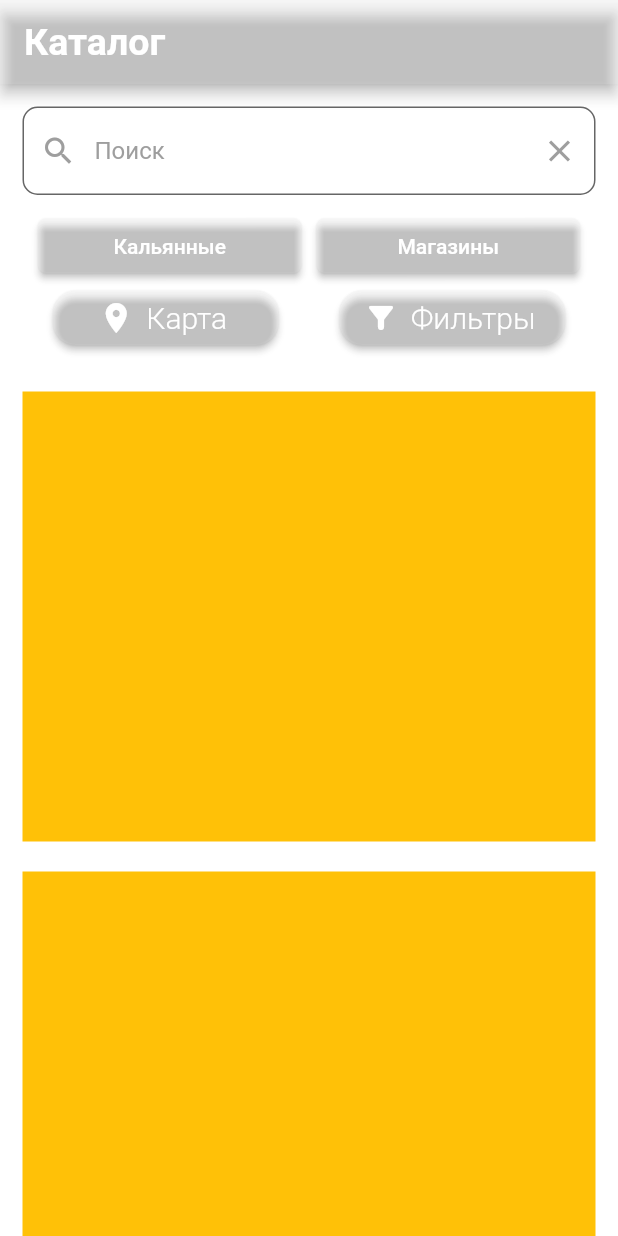
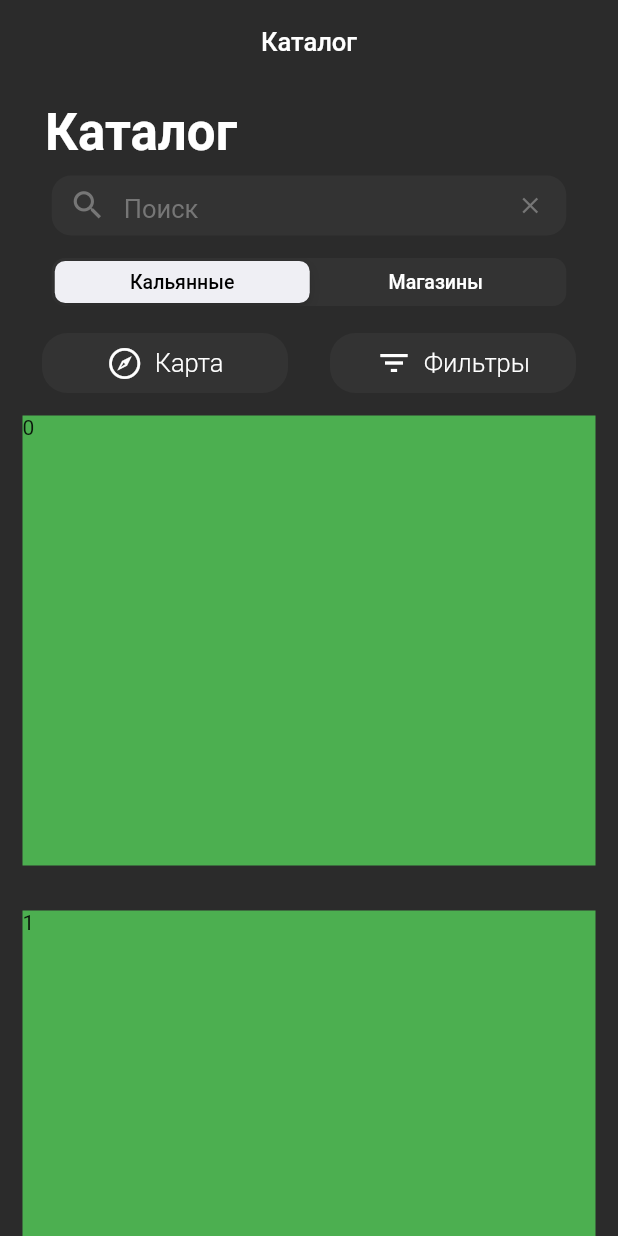
Before and after one commit to IzeVerg/GoHookah, a Flutter app: the screen it shows after launch, after a tap on "Карта", on a phone screen of 412 x 824 dp. Run offline on Flutter 3.47's test engine with Material 2 defaults, Android fonts, the phone set to English and light mode, and no system bars; our stand-ins replace geocoding, geolocator, shared_preferences.

Commit message:
added a notification about the first entry into the app; did popup tittle; fixed the widget parameters to close to the specified ones

```diff
--- a/lib/main.dart
+++ b/lib/main.dart
@@ -1,9 +1,8 @@
 import 'package:flutter/material.dart';
-import 'Geolocator/get_current_location_user.dart';
 import 'main_screen.dart';
 
 void main() {
-  runApp( MyApp());
+  runApp(MyApp());
 }
 
 class MyApp extends StatelessWidget {
--- a/lib/main_screen.dart
+++ b/lib/main_screen.dart
@@ -1,6 +1,8 @@
 import 'package:flutter/material.dart';
-import 'package:geolocator/geolocator.dart';
-import 'package:shared_preferences/shared_preferences.dart';
+import 'package:go_hookah_app/mini-moments/button.dart';
+import 'package:flutter/cupertino.dart';
+
+import 'notification/notif_about_location.dart';
 
 class MainScreen extends StatefulWidget {
   const MainScreen({Key? key}) : super(key: key);
@@ -10,177 +12,195 @@ class MainScreen extends StatefulWidget {
 }
 
 class _MainScreenState extends State<MainScreen> {
-  Future<Position> _determinePosition() async {
-    bool serviceEnabled;
-    LocationPermission permission;
 
-    serviceEnabled = await Geolocator.isLocationServiceEnabled();
-    if (!serviceEnabled) {
-      return Future.error('Location services are disabled.');
+  Color? textColor1 = Colors.black;
+
+  Color? textColor2 = Colors.white;
+
+
+  final TextEditingController _searchController = TextEditingController();
+
+  int? groupValue = 0;
+
+  double maxHeaderHeight = 108;
+
+  late ScrollController _scrollController;
+  final ValueNotifier<double> opacity = ValueNotifier(0);
+
+  @override
+  void initState() {
+    super.initState();
+
+    _scrollController = ScrollController();
+    _scrollController.addListener(scrollListener);
   }
 
-    permission = await Geolocator.checkPermission();
-    if (permission == LocationPermission.denied) {
-      permission = await Geolocator.requestPermission();
-      if (permission == LocationPermission.denied) {
-        return Future.error('Location permissions are denied');
+  scrollListener() {
+    if (maxHeaderHeight > _scrollController.offset && _scrollController.offset > 1) {
+      opacity.value = 1 - _scrollController.offset / maxHeaderHeight;
+    } else if (_scrollController.offset > maxHeaderHeight && opacity.value != 1) {
+      opacity.value = 0;
+    } else if (_scrollController.offset < 0 && opacity.value != 0) {
+      opacity.value = 1;
     }
   }
 
-    if (permission == LocationPermission.deniedForever) {
-      return Future.error('Location permissions are permanently denied, we cannot request permissions.');
-    }
-
-    return await Geolocator.getCurrentPosition();
-  }
-
-  final TextEditingController _searchController = TextEditingController();
-
-  final keyIsFirstLoaded = 'is_first_loaded';
-
   @override
   Widget build(BuildContext context) {
-    // CustomScrollView(
-    //   slivers: <Widget>[
-    // const SliverAppBar(
-    // pinned: true,
-    //   expandedHeight: 250.0,
-    //   flexibleSpace: FlexibleSpaceBar(
-    //     title: Text('Каталог'),
-    //   ),
-    // ),
     Future.delayed(Duration.zero, () => showDialogIfFirstLoaded(context));
     return Scaffold(
-      backgroundColor: Colors.white12,
-      appBar: AppBar(
-        title: const Text('Каталог', style: TextStyle(color: Colors.white, fontWeight: FontWeight.w600, fontSize: 25)),
-        backgroundColor: Colors.white10,
+      backgroundColor: const Color(0xff2B2B2B),
+      body: CustomScrollView(
+        controller: _scrollController,
+        slivers: [
+          SliverAppBar(
+            centerTitle: true,
+            backgroundColor: const Color(0xff2B2B2B),
+            title: ValueListenableBuilder<double>(
+                valueListenable: opacity,
+                builder: (context, value, child) {
+                  return AnimatedOpacity(
+                    duration: const Duration(milliseconds: 1),
+                    opacity: 1.0 - value,
+                    child: const Text("Каталог", style: TextStyle(color: Colors.white, fontSize: 17)),
+                  );
+                }),
+            pinned: true,
+            expandedHeight: maxHeaderHeight,
+            flexibleSpace: FlexibleSpaceBar(
+              background: SafeArea(
+                child: Center(
+                  child: Column(
+                    mainAxisAlignment: MainAxisAlignment.end,
+                    crossAxisAlignment: CrossAxisAlignment.start,
+                    children: [
+                      Row(
+                          children: const [
+                            SizedBox(
+                              width: 30,
                             ),
-      body: ListView(
+                            Text("Каталог", style: TextStyle(color: Colors.white, fontSize: 34, fontWeight:
+                            FontWeight.w600)),
+                          ],
+                        ),
+                    ],
+                  ),
+                ),
+              ),
+              collapseMode: CollapseMode.parallax,
+            ),
+          ),
+          SliverList(
+            delegate: SliverChildListDelegate(
+              [
+                Column(
                   children: [
-          Padding(
-            padding: const EdgeInsets.all(15.0),
-            child: Column(
-              mainAxisSize: MainAxisSize.max,
-              children: [
-                TextField(
+                    const SizedBox(
+                      height: 9,
+                    ),
+                    Container(
+                      height: 40,
+                      width: 343,
+                      child: TextField(
+                        cursorHeight: 45,
+                        style: const TextStyle(
+                          height: 2.8,
+                          color: Colors.white,
+                        ),
                         controller: _searchController,
                         decoration: InputDecoration(
+                          border: OutlineInputBorder(
+                            borderSide: BorderSide.none,
+                            borderRadius: BorderRadius.circular(13),
+                          ),
                           filled: true,
-                    fillColor: Colors.white10,
+                          fillColor: const Color(0xff333333),
                           hintText: 'Поиск',
-                    hintStyle: const TextStyle(color: Colors.grey),
+                          hintStyle: const TextStyle(
+                            color: Color(0xFF767676),
+                            fontSize: 17,
+                          ),
                           suffixIcon: IconButton(
-                      color: Colors.grey,
+                            iconSize: 18,
+                            color: const Color(0xFF767676),
                             icon: const Icon(Icons.clear),
                             onPressed: () => _searchController.clear(),
                           ),
                           prefixIcon: IconButton(
-                      color: Colors.grey,
+                            padding: const EdgeInsetsDirectional.only(start: 0.0, end: 0.0),
+                            iconSize: 25,
+                            color: Color(0xFF767676),
                             icon: const Icon(Icons.search),
                             onPressed: () {},
                           ),
-                    border: OutlineInputBorder(
-                      borderRadius: BorderRadius.circular(10.0),
                         ),
                       ),
                     ),
-                const SizedBox(height: 10),
+                    const SizedBox(height: 15),
+                    SizedBox(
+                      width: 343,
+                      child: CupertinoSlidingSegmentedControl<int>(
+                        backgroundColor: const Color(0xFF333333),
+                        groupValue: groupValue,
+                        thumbColor: CupertinoColors.extraLightBackgroundGray,
+                        children: {
+                          0: Text(
+                            "Кальянные",
+                            style: TextStyle(
+                              fontWeight: FontWeight.w500,
+                              fontSize: 13,
+                              color: textColor1,
+                            ),
+                          ),
+                          1: Text(
+                            "Магазины",
+                            style: TextStyle(
+                              fontWeight: FontWeight.w500,
+                              fontSize: 13,
+                              color: textColor2,
+                            ),
+                          ),
+                        },
+                        onValueChanged: (value) {
+                          setState(() {
+                            groupValue = value;
+                            textColor1 = groupValue == 0 ? Colors.black : Colors.white;
+                            textColor2 = groupValue == 1 ? Colors.black : Colors.white;
+                          });
+                        },
+                      ),
+                    ),
+                    const SizedBox(
+                      height: 18,
+                    ),
                     Row(
                       mainAxisAlignment: MainAxisAlignment.spaceEvenly,
-                  children: [
-                    SizedBox(
-                      width: 175,
-                      child: ElevatedButton(
-                        style: ButtonStyle(
-                          backgroundColor: const MaterialStatePropertyAll<Color>(Colors.white10),
-                          shape: MaterialStateProperty.all(
-                            RoundedRectangleBorder(
-                              borderRadius: BorderRadius.circular(5.0),
+                      children: const [
+                        CustomButton(
+                          text: "Карта",
+                          icon: CupertinoIcons.compass,
                         ),
+                        CustomButton(
+                          text: "Фильтры",
+                          icon: Icons.filter_list,
                         ),
+                      ],
                     ),
-                        onPressed: () {},
-                        child: const Text(
-                          'Кальянные',
-                          style: TextStyle(color: Colors.white),
-                        ),
-                      ),
-                    ),
-                    SizedBox(
-                      width: 175,
-                      child: ElevatedButton(
-                        style: ButtonStyle(
-                          backgroundColor: const MaterialStatePropertyAll<Color>(Colors.white10),
-                          shape: MaterialStateProperty.all(
-                            RoundedRectangleBorder(
-                              borderRadius: BorderRadius.circular(5.0),
-                            ),
-                          ),
-                        ),
-                        onPressed: () {},
-                        child: const Text(
-                          'Магазины',
-                          style: TextStyle(color: Colors.white),
+                    ListView.builder(
+                      physics: const NeverScrollableScrollPhysics(),
+                      itemCount: 10,
+                      shrinkWrap: true,
+                      itemBuilder: (context, index) => Padding(
+                        padding: const EdgeInsets.all(15.0),
+                        child: Container(
+                          width: 300,
+                          height: 300,
+                          color: Colors.green,
+                          child: Text('$index'),
                         ),
                       ),
                     ),
                   ],
-                ),
-                Row(
-                  mainAxisAlignment: MainAxisAlignment.spaceAround,
-                  children: [
-                    SizedBox(
-                      width: 150,
-                      child: ElevatedButton.icon(
-                        style: ButtonStyle(
-                          backgroundColor: const MaterialStatePropertyAll<Color>(Colors.white10),
-                          shape: MaterialStateProperty.all(
-                            RoundedRectangleBorder(
-                              borderRadius: BorderRadius.circular(15.0),
-                            ),
-                          ),
-                        ),
-                        icon: const Icon(Icons.place),
-                        onPressed: () {},
-                        label: const Text(
-                          'Карта',
-                          style: TextStyle(color: Colors.white, fontSize: 20, fontWeight: FontWeight.w300),
-                        ),
-                      ),
-                    ),
-                    SizedBox(
-                      width: 150,
-                      child: ElevatedButton.icon(
-                        style: ButtonStyle(
-                          backgroundColor: const MaterialStatePropertyAll<Color>(Colors.white10),
-                          shape: MaterialStateProperty.all(
-                            RoundedRectangleBorder(
-                              borderRadius: BorderRadius.circular(15.0),
-                            ),
-                          ),
-                        ),
-                        icon: const Icon(Icons.filter_alt_rounded),
-                        onPressed: () {},
-                        label: const Text(
-                          'Фильтры',
-                          style: TextStyle(color: Colors.white, fontSize: 20, fontWeight: FontWeight.w300),
-                        ),
-                      ),
-                    ),
-                  ],
-                ),
-                const SizedBox(height: 25),
-                Container(
-                  height: 300,
-                  width: double.infinity,
-                  color: Colors.amber,
-                ),
-                const SizedBox(height: 20),
-                Container(
-                  height: 300,
-                  width: double.infinity,
-                  color: Colors.amber,
                 ),
               ],
             ),
@@ -190,79 +210,14 @@ class _MainScreenState extends State<MainScreen> {
     );
   }
 
-  showDialogIfFirstLoaded(BuildContext context) async {
-    SharedPreferences prefs = await SharedPreferences.getInstance();
-    bool? isFirstLoaded = prefs.getBool(keyIsFirstLoaded);
-    if (isFirstLoaded != null) {
-      showDialog(
-        context: context,
-        builder: (BuildContext context) {
-          // return object of type Dialog
-          return AlertDialog(
-            alignment: Alignment.bottomCenter,
-            backgroundColor: Colors.black,
-            shape: RoundedRectangleBorder(
-              borderRadius: BorderRadius.circular(30.0),
+
+  Widget buildSegment(String text) {
+    return Text(
+      text,
+      style: const TextStyle(
+        fontWeight: FontWeight.w500,
+        fontSize: 13,
       ),
-            title: const Text("Ваш город Минск?", style: TextStyle(
-                color: Colors.white,
-                fontWeight: FontWeight.w500,
-                fontSize: 20
-            )),
-            content: const Text("Вы всегда сможете изменить Ваш город в настройках профиля.", style: TextStyle(
-                color: Colors.white,
-                fontWeight: FontWeight.w300,
-                fontSize: 15
-            )),
-            actions: <Widget>[
-              Row(
-                mainAxisAlignment: MainAxisAlignment.spaceAround,
-                children: [
-              ElevatedButton(
-                style: ButtonStyle(
-                  backgroundColor: MaterialStatePropertyAll<Color>(Colors.amber),
-                  shape: MaterialStateProperty.all(
-                    RoundedRectangleBorder(
-                      borderRadius: BorderRadius.circular(15.0),
-                    ),
-                  ),
-                ),
-                child: const Text("Подтвердить", style: TextStyle(
-                  color: Colors.black,
-                    fontWeight: FontWeight.w300,
-                    fontSize: 18
-                )),
-                onPressed: () {
-                  Navigator.of(context).pop();
-                  prefs.setBool(keyIsFirstLoaded, false);
-                },
-              ),
-              ElevatedButton(
-                style: ButtonStyle(
-                  backgroundColor: MaterialStatePropertyAll<Color>(Colors.black),
-                  shape: MaterialStateProperty.all(
-                    RoundedRectangleBorder(
-                      borderRadius: BorderRadius.circular(15.0),
-                    ),
-                  ),
-                ),
-                child: const Text("Изменить", style: TextStyle(
-                    color: Colors.white,
-                    fontWeight: FontWeight.w300,
-                    fontSize: 18
-                )),
-                onPressed: () {
-                  // Close the dialog
-                  Navigator.of(context).pop();
-                  prefs.setBool(keyIsFirstLoaded, false);
-                },
-              ),
-          ],
-              ),
-            ],
-          );
-        },
     );
   }
 }
-}
--- /dev/null
+++ b/lib/mini-moments/button.dart
@@ -0,0 +1,37 @@
+import 'package:flutter/material.dart';
+
+class CustomButton extends StatelessWidget {
+  final String text;
+  final IconData icon;
+
+  const CustomButton({
+    super.key,
+    required this.text,
+    required this.icon,
+  });
+
+  @override
+  Widget build(BuildContext context) {
+    return SizedBox(
+      width: 164,
+      height: 40,
+      child: TextButton.icon(
+        style: TextButton.styleFrom(
+          backgroundColor: const Color(0xff333333),
+          side: BorderSide.none,
+          shape: RoundedRectangleBorder(
+            borderRadius: BorderRadius.circular(17),
+            ),
+        ),
+        icon: Icon(icon, color: Colors.white),
+        onPressed: () {},
+        label: Text(
+          text,
+          style: const TextStyle(
+              color: Colors.white,
+              fontSize: 17, fontWeight: FontWeight.w300),
+        ),
+      ),
+    );
+  }
+}
--- /dev/null
+++ b/lib/notification/notif_about_location.dart
@@ -0,0 +1,113 @@
+import 'package:flutter/material.dart';
+import 'package:geocoding/geocoding.dart';
+import 'package:geolocator/geolocator.dart';
+import 'package:shared_preferences/shared_preferences.dart';
+
+Position? _currentPosition;
+
+final keyIsFirstLoaded = 'is_first_loaded';
+
+String? _currentAddress;
+
+Future<Position> _determinePosition() async {
+  bool serviceEnabled;
+  LocationPermission permission;
+
+  serviceEnabled = await Geolocator.isLocationServiceEnabled();
+  if (!serviceEnabled) {
+    return Future.error('Location services are disabled.');
+  }
+
+  permission = await Geolocator.checkPermission();
+  if (permission == LocationPermission.denied) {
+    permission = await Geolocator.requestPermission();
+    if (permission == LocationPermission.denied) {
+      return Future.error('Location permissions are denied');
+    }
+  }
+
+  if (permission == LocationPermission.deniedForever) {
+    return Future.error('Location permissions are permanently denied, we cannot request permissions.');
+  }
+
+  return await Geolocator.getCurrentPosition();
+}
+
+
+showDialogIfFirstLoaded(BuildContext context) async {
+  _determinePosition();
+  Geolocator.getCurrentPosition(desiredAccuracy: LocationAccuracy.best, forceAndroidLocationManager: true)
+      .then((Position position) {
+    _currentPosition = position;
+  });
+  _getAddressFromLatLng();
+  SharedPreferences prefs = await SharedPreferences.getInstance();
+  bool? isFirstLoaded = prefs.getBool(keyIsFirstLoaded);
+  if (isFirstLoaded == null && _currentAddress != null) {
+    showDialog(
+      context: context,
+      builder: (BuildContext context) {
+        // return object of type Dialog
+        return AlertDialog(
+          alignment: Alignment.bottomCenter,
+          backgroundColor: Colors.black,
+          shape: RoundedRectangleBorder(
+            borderRadius: BorderRadius.circular(30.0),
+          ),
+          title: Text("Ваш город $_currentAddress?",
+              style: const TextStyle(color: Colors.white, fontWeight: FontWeight.w500, fontSize: 20)),
+          content: const Text("Вы всегда сможете изменить Ваш город в настройках профиля.",
+              style: TextStyle(color: Colors.white, fontWeight: FontWeight.w300, fontSize: 15)),
+          actions: <Widget>[
+            Row(
+              mainAxisAlignment: MainAxisAlignment.spaceAround,
+              children: [
+                ElevatedButton(
+                  style: ButtonStyle(
+                    backgroundColor: const MaterialStatePropertyAll<Color>(Colors.amber),
+                    shape: MaterialStateProperty.all(
+                      RoundedRectangleBorder(
+                        borderRadius: BorderRadius.circular(15.0),
+                      ),
+                    ),
+                  ),
+                  child: const Text("Подтвердить",
+                      style: TextStyle(color: Colors.black, fontWeight: FontWeight.w300, fontSize: 18)),
+                  onPressed: () {
+                    Navigator.of(context).pop();
+                    prefs.setBool(keyIsFirstLoaded, true);
+                  },
+                ),
+                ElevatedButton(
+                  style: ButtonStyle(
+                    backgroundColor: const MaterialStatePropertyAll<Color>(Colors.black),
+                    shape: MaterialStateProperty.all(
+                      RoundedRectangleBorder(
+                        borderRadius: BorderRadius.circular(15.0),
+                      ),
+                    ),
+                  ),
+                  child: const Text("Изменить",
+                      style: TextStyle(color: Colors.white, fontWeight: FontWeight.w300, fontSize: 18)),
+                  onPressed: () {
+                    // Close the dialog
+                    Navigator.of(context).pop();
+                  },
+                ),
+              ],
+            ),
+          ],
+        );
+      },
+    );
+  }
+}
+
+_getAddressFromLatLng() async {
+  List<Placemark> placemarks =
+  await placemarkFromCoordinates(_currentPosition!.latitude, _currentPosition!.longitude);
+
+  Placemark place = placemarks[0];
+
+  _currentAddress = "${place.locality}";
+}
--- a/pubspec.yaml
+++ b/pubspec.yaml
@@ -38,6 +38,7 @@ dependencies:
   cupertino_icons: ^1.0.2
   geolocator: ^9.0.2
   shared_preferences: ^2.1.0
+  geocoding: ^2.1.0
 
 dev_dependencies:
   flutter_test:
```
Also changed, not shown: lib/Geolocator/get_current_location_user.dart (deleted, +0 -77 lines), pubspec.lock. Lines whose indentation alone changed are shown as unchanged.
